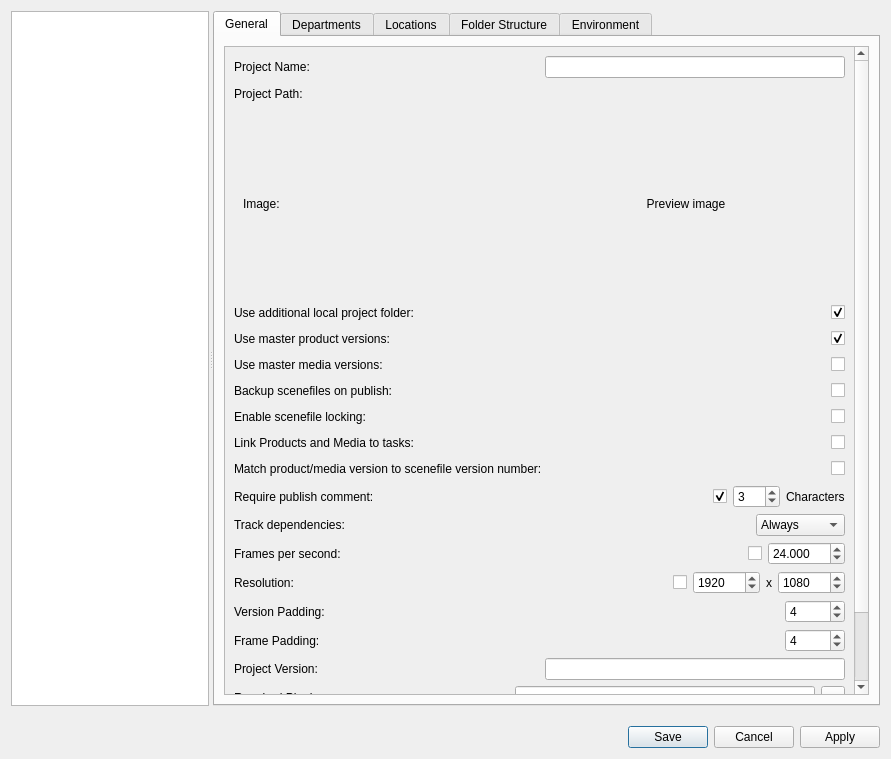
The window that Prism/Scripts/UserInterfacesPrism/ProjectSettings.ui (Animatect/Prism) describes before a commit, drawn with Qt 5.
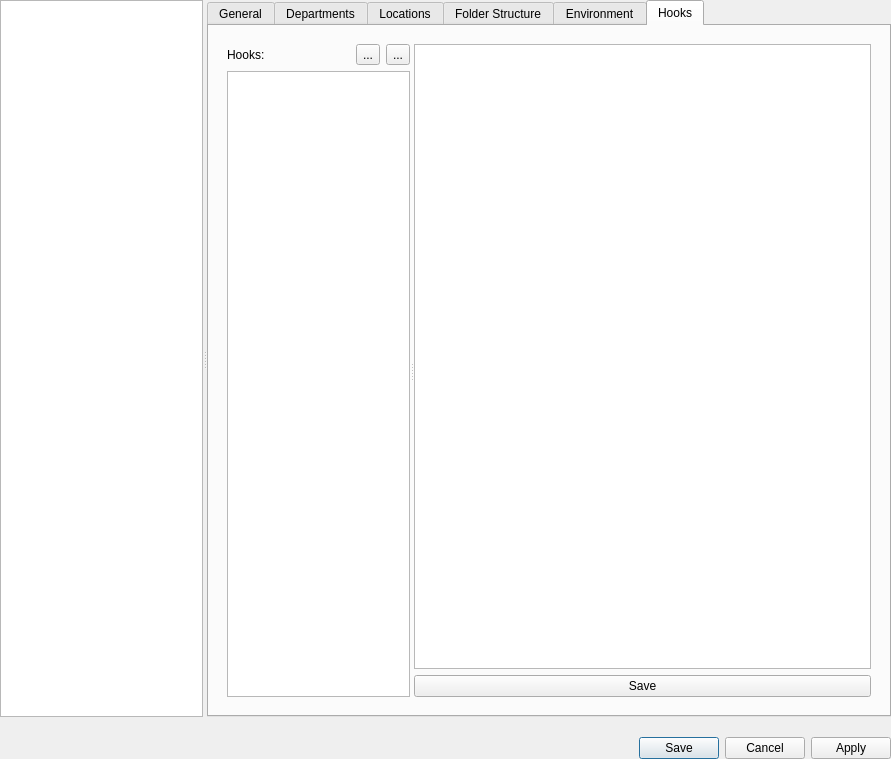
The same window after the commit. The open tabs and pages were chosen to show the change.

Diff of the .ui file:
```diff
--- a/Prism/Scripts/UserInterfacesPrism/ProjectSettings.ui
+++ b/Prism/Scripts/UserInterfacesPrism/ProjectSettings.ui
@@ -10,6 +10,15 @@
     <height>759</height>
    </rect>
   </property>
+  <property name="sizePolicy">
+   <sizepolicy hsizetype="Preferred" vsizetype="Preferred">
+    <horstretch>10</horstretch>
+    <verstretch>0</verstretch>
+   </sizepolicy>
+  </property>
+  <property name="focusPolicy">
+   <enum>Qt::NoFocus</enum>
+  </property>
   <property name="windowTitle">
    <string>Project Settings</string>
   </property>
@@ -17,6 +26,18 @@
    <property name="spacing">
     <number>20</number>
    </property>
+   <property name="leftMargin">
+    <number>0</number>
+   </property>
+   <property name="topMargin">
+    <number>0</number>
+   </property>
+   <property name="rightMargin">
+    <number>0</number>
+   </property>
+   <property name="bottomMargin">
+    <number>0</number>
+   </property>
    <item>
     <widget class="QSplitter" name="splitter">
      <property name="orientation">
@@ -49,8 +70,8 @@
             <rect>
              <x>0</x>
              <y>0</y>
-             <width>626</width>
-             <height>713</height>
+             <width>639</width>
+             <height>739</height>
             </rect>
            </property>
            <layout class="QVBoxLayout" name="verticalLayout_8">
@@ -1936,6 +1957,154 @@
         </item>
        </layout>
       </widget>
+      <widget class="QWidget" name="tab_hooks">
+       <attribute name="title">
+        <string>Hooks</string>
+       </attribute>
+       <layout class="QHBoxLayout" name="horizontalLayout_19">
+        <item>
+         <widget class="QWidget" name="widget_13" native="true">
+          <layout class="QHBoxLayout" name="horizontalLayout_28">
+           <item>
+            <widget class="QSplitter" name="splitter_2">
+             <property name="orientation">
+              <enum>Qt::Horizontal</enum>
+             </property>
+             <widget class="QWidget" name="widget_23" native="true">
+              <property name="sizePolicy">
+               <sizepolicy hsizetype="Preferred" vsizetype="Preferred">
+                <horstretch>4</horstretch>
+                <verstretch>0</verstretch>
+               </sizepolicy>
+              </property>
+              <layout class="QVBoxLayout" name="verticalLayout_10">
+               <property name="leftMargin">
+                <number>0</number>
+               </property>
+               <property name="topMargin">
+                <number>0</number>
+               </property>
+               <property name="rightMargin">
+                <number>0</number>
+               </property>
+               <property name="bottomMargin">
+                <number>0</number>
+               </property>
+               <item>
+                <widget class="QWidget" name="widget_22" native="true">
+                 <layout class="QHBoxLayout" name="horizontalLayout_27">
+                  <property name="leftMargin">
+                   <number>0</number>
+                  </property>
+                  <property name="topMargin">
+                   <number>0</number>
+                  </property>
+                  <property name="rightMargin">
+                   <number>0</number>
+                  </property>
+                  <property name="bottomMargin">
+                   <number>0</number>
+                  </property>
+                  <item>
+                   <widget class="QLabel" name="label_9">
+                    <property name="text">
+                     <string>Hooks:</string>
+                    </property>
+                   </widget>
+                  </item>
+                  <item>
+                   <widget class="QToolButton" name="b_addHook">
+                    <property name="text">
+                     <string>...</string>
+                    </property>
+                   </widget>
+                  </item>
+                  <item>
+                   <widget class="QToolButton" name="b_removeHook">
+                    <property name="text">
+                     <string>...</string>
+                    </property>
+                   </widget>
+                  </item>
+                 </layout>
+                </widget>
+               </item>
+               <item>
+                <widget class="QListWidget" name="lw_hooks">
+                 <property name="contextMenuPolicy">
+                  <enum>Qt::CustomContextMenu</enum>
+                 </property>
+                 <property name="editTriggers">
+                  <set>QAbstractItemView::NoEditTriggers</set>
+                 </property>
+                 <property name="selectionMode">
+                  <enum>QAbstractItemView::ExtendedSelection</enum>
+                 </property>
+                 <property name="verticalScrollMode">
+                  <enum>QAbstractItemView::ScrollPerPixel</enum>
+                 </property>
+                 <property name="horizontalScrollMode">
+                  <enum>QAbstractItemView::ScrollPerPixel</enum>
+                 </property>
+                </widget>
+               </item>
+              </layout>
+             </widget>
+             <widget class="QWidget" name="widget_24" native="true">
+              <property name="sizePolicy">
+               <sizepolicy hsizetype="Preferred" vsizetype="Preferred">
+                <horstretch>10</horstretch>
+                <verstretch>0</verstretch>
+               </sizepolicy>
+              </property>
+              <layout class="QVBoxLayout" name="verticalLayout_11">
+               <property name="leftMargin">
+                <number>0</number>
+               </property>
+               <property name="topMargin">
+                <number>0</number>
+               </property>
+               <property name="rightMargin">
+                <number>0</number>
+               </property>
+               <property name="bottomMargin">
+                <number>0</number>
+               </property>
+               <item>
+                <widget class="QTextEdit" name="te_hook">
+                 <property name="sizePolicy">
+                  <sizepolicy hsizetype="Expanding" vsizetype="Expanding">
+                   <horstretch>10</horstretch>
+                   <verstretch>0</verstretch>
+                  </sizepolicy>
+                 </property>
+                 <property name="lineWrapMode">
+                  <enum>QTextEdit::NoWrap</enum>
+                 </property>
+                 <property name="readOnly">
+                  <bool>false</bool>
+                 </property>
+                </widget>
+               </item>
+               <item>
+                <widget class="QPushButton" name="b_saveHook">
+                 <property name="focusPolicy">
+                  <enum>Qt::NoFocus</enum>
+                 </property>
+                 <property name="text">
+                  <string>Save</string>
+                 </property>
+                </widget>
+               </item>
+              </layout>
+             </widget>
+            </widget>
+           </item>
+          </layout>
+         </widget>
+        </item>
+       </layout>
+      </widget>
      </widget>
     </widget>
    </item>
```
Left out of the diff: 52 changed lines with no effect on the pictures.
